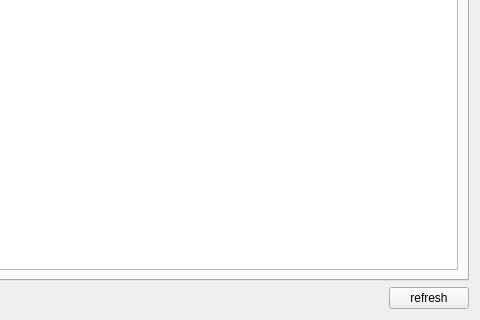
Above: cedar/processing/gui/PerformanceOverview.ui from cedar/cedar before the change; both pictures show x 145 to 625 and y 229 to 549 of the 625 by 549 pixel window. Below: the same form after it.
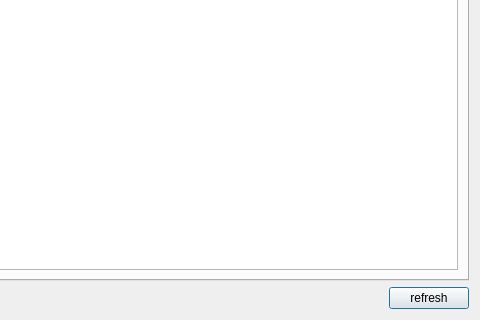
That is the form after the change.

Commit message: The performance overview is now a dialog.

Diff of the .ui file:
```diff
--- a/cedar/processing/gui/PerformanceOverview.ui
+++ b/cedar/processing/gui/PerformanceOverview.ui
@@ -1,7 +1,7 @@
 <?xml version="1.0" encoding="UTF-8"?>
 <ui version="4.0">
  <class>PerformanceOverview</class>
- <widget class="QWidget" name="PerformanceOverview">
+ <widget class="QDialog" name="PerformanceOverview">
   <property name="geometry">
    <rect>
     <x>0</x>
```
The commit also changes 3 other files.
